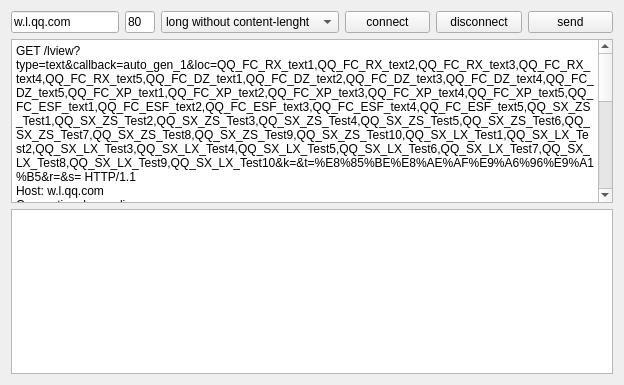
This is composer.ui in AlloyTeam/Rythem as Qt 5 draws it before an edit. The edited form follows.
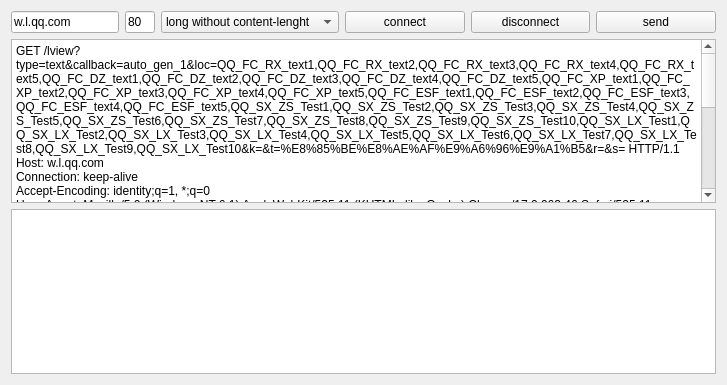
This is the edited form. Custom widgets are drawn as their Qt base class.

```diff
--- a/composer.ui
+++ b/composer.ui
@@ -6,7 +6,7 @@
    <rect>
     <x>0</x>
     <y>0</y>
-    <width>624</width>
+    <width>727</width>
     <height>385</height>
    </rect>
   </property>
```
Left out of the diff: 12 changed lines with no effect on the pictures.
